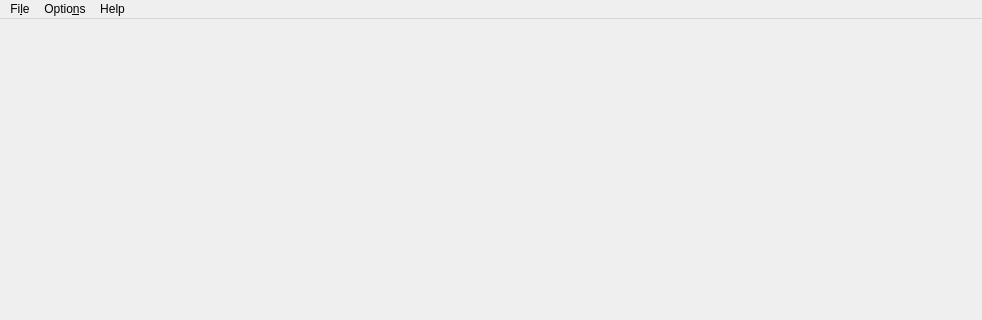
Old version of the form src/gui/evalmainwindow.ui in the repository echmet/CEval; both pictures show x 0 to 982 and y 0 to 320 of the 982 by 479 pixel window.
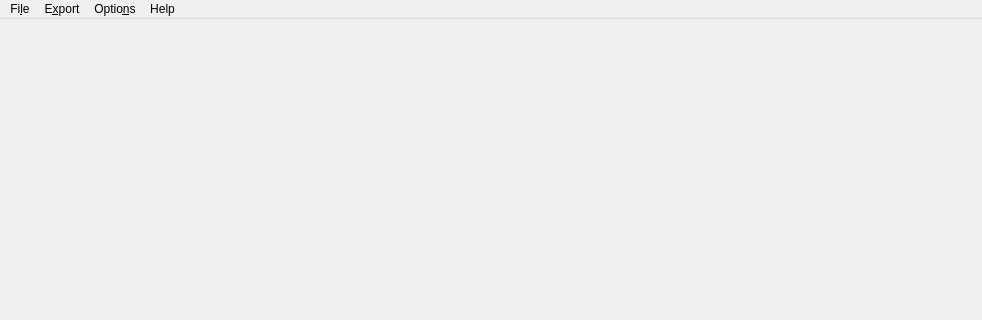
New version of the form.

Commit message: Prepare infrastructure for export of plots to images

Diff of the .ui file:
```diff
--- a/src/gui/evalmainwindow.ui
+++ b/src/gui/evalmainwindow.ui
@@ -50,7 +50,15 @@
     </property>
     <addaction name="actionAbout"/>
    </widget>
+   <widget class="QMenu" name="menuExport">
+    <property name="title">
+     <string>E&amp;xport</string>
+    </property>
+    <addaction name="actionExport_plot_as_image"/>
+    <addaction name="separator"/>
+   </widget>
    <addaction name="menuFile"/>
+   <addaction name="menuExport"/>
    <addaction name="menuOptions"/>
    <addaction name="menuHelp"/>
   </widget>
```
Left out of the diff: 5 changed lines with no effect on the pictures. The commit also changes 8 other files.
